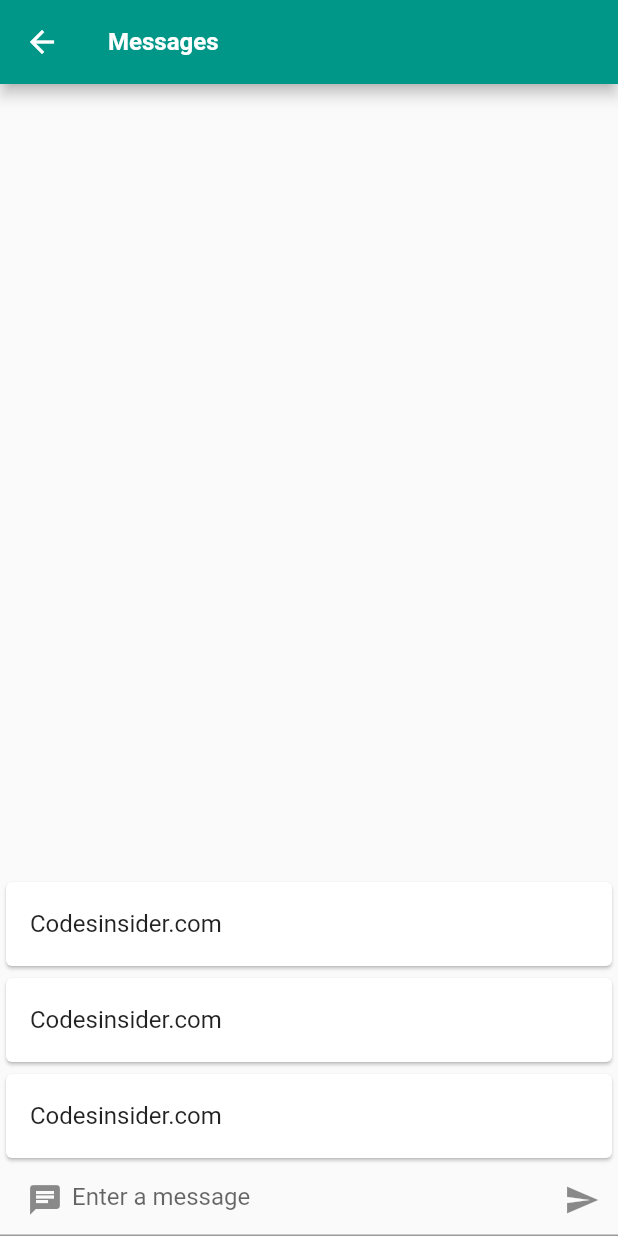
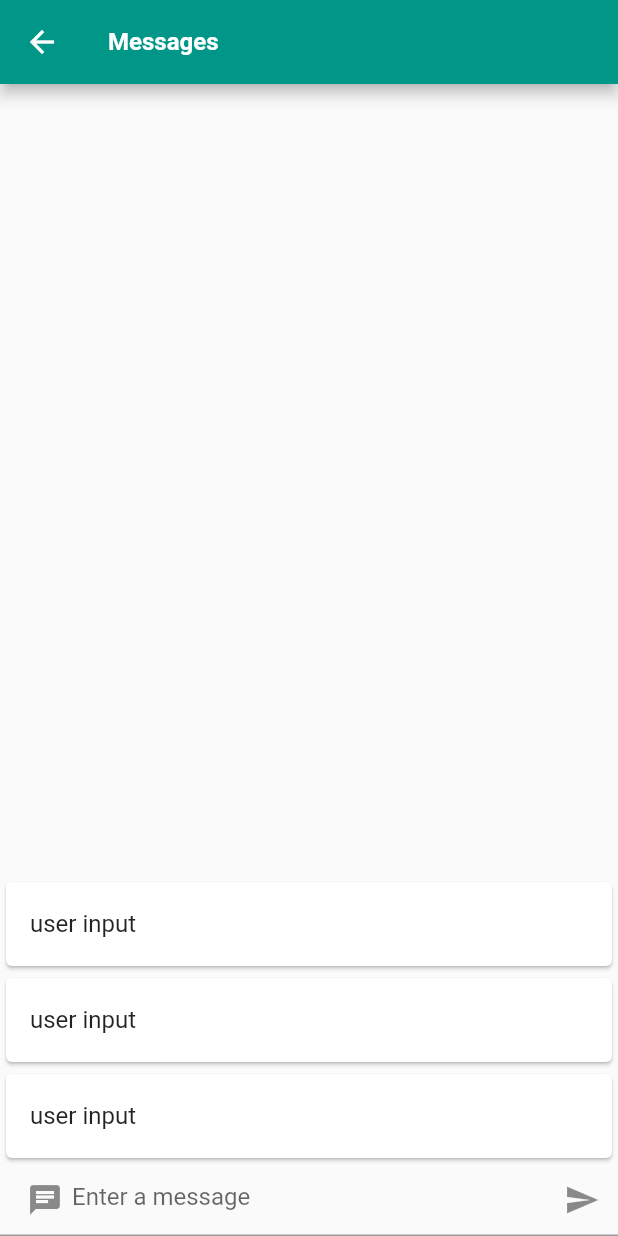
Before and after one commit to mdwazed/e2e, a Flutter app: the MessagePage screen opened directly, on a phone screen of 412 x 824 dp. Run offline on Flutter 3.47's test engine with Material 2 defaults, Android fonts, the phone set to English and light mode, and no system bars; our stand-ins replace socket_io_client; missing offline and left inert: openpgp; network calls fail; Roboto replaces fonts that are missing (Georgia).

Commit message:
message encrypted successfully

```diff
--- a/lib/custom_ui/message_history_card.dart
+++ b/lib/custom_ui/message_history_card.dart
@@ -8,7 +8,7 @@ class MessageHistoryCard extends StatelessWidget {
     return Center(
       child: Card(
         child: ListTile(
-          title: Text("Codesinsider.com"),
+          title: Text("user input"),
         ),
         elevation: 1,
       )
--- a/lib/custom_ui/new_message_form.dart
+++ b/lib/custom_ui/new_message_form.dart
@@ -1,7 +1,6 @@
-import 'package:e2e/custom_ui/message_history_card.dart';
 import 'package:flutter/material.dart';
-
-import 'recent_contact_card.dart';
+import 'package:socket_io_client/socket_io_client.dart' as IO;
+import 'package:openpgp/openpgp.dart';
 
 class NewMessageForm extends StatefulWidget {
   const NewMessageForm({Key? key}) : super(key: key);
@@ -11,8 +10,43 @@ class NewMessageForm extends StatefulWidget {
 }
 
 class _NewMessageFormState extends State<NewMessageForm> {
+  final _controller = TextEditingController();
+  IO.Socket socket = IO.io('http://192.168.1.71:3000', <String, dynamic>{
+    'transports': ['websocket'],
+    'autoconnect': false,
+  });
+  _connect() {
+    print('establishing connection...');
+    socket.connect();
+    print(socket);
+    socket.onConnect((data) {
+      print('connected');
+      print(socket.id);
+    });
+    socket.on('msg', (data) {
+      print(data);
+    });
+  }
 
-  final _controller = TextEditingController();
+  void sendEncMsg(msg) async {
+    var encMsg = await OpenPGP.encryptSymmetric(msg, "thisismysupersecretkey");
+    // print(encMsg.toString());
+    socket.emit('msg', msg);
+    print('message sent');
+    var dMsg = await OpenPGP.decryptSymmetric(encMsg, "thisismysupersecretkey");
+    print(dMsg);
+  }
+
+  void _handleInput() async {
+    var rawMessage = _controller.text;
+    print('last message: $rawMessage');
+    sendEncMsg(rawMessage);
+  }
+
+  void initState() {
+    super.initState();
+    WidgetsBinding.instance?.addPostFrameCallback((_) => _connect());
+  }
 
   @override
   void dispose() {
@@ -33,9 +67,7 @@ class _NewMessageFormState extends State<NewMessageForm> {
             child: Icon(Icons.chat),
           ),
           suffixIcon: IconButton(
-                onPressed: () {
-                  print(_controller.text);
-                },
+            onPressed: _handleInput,
             icon: const Icon(Icons.send),
           ),
         ),
--- a/pubspec.yaml
+++ b/pubspec.yaml
@@ -34,7 +34,8 @@ dependencies:
   # The following adds the Cupertino Icons font to your application.
   # Use with the CupertinoIcons class for iOS style icons.
   cupertino_icons: ^1.0.2
-  encrypt: ^5.0.1
+  socket_io_client: 2.0.0-beta.4-nullsafety.0
+  openpgp: 2.0.1
 
 dev_dependencies:
   flutter_test:
```
Lines whose indentation alone changed are shown as unchanged.
